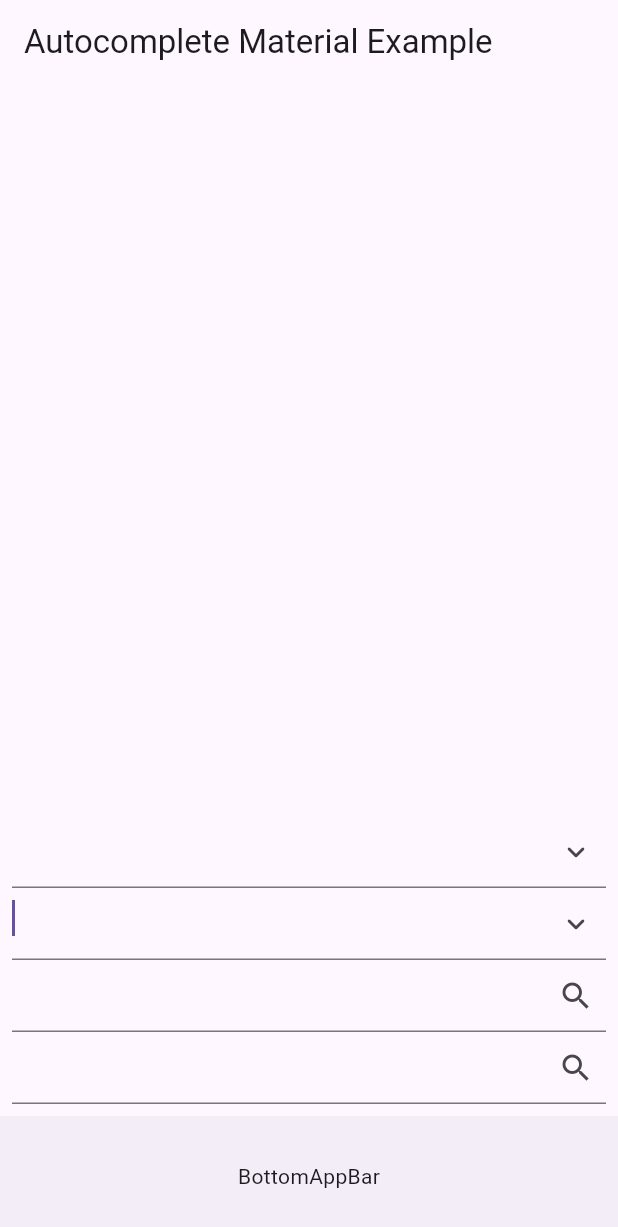
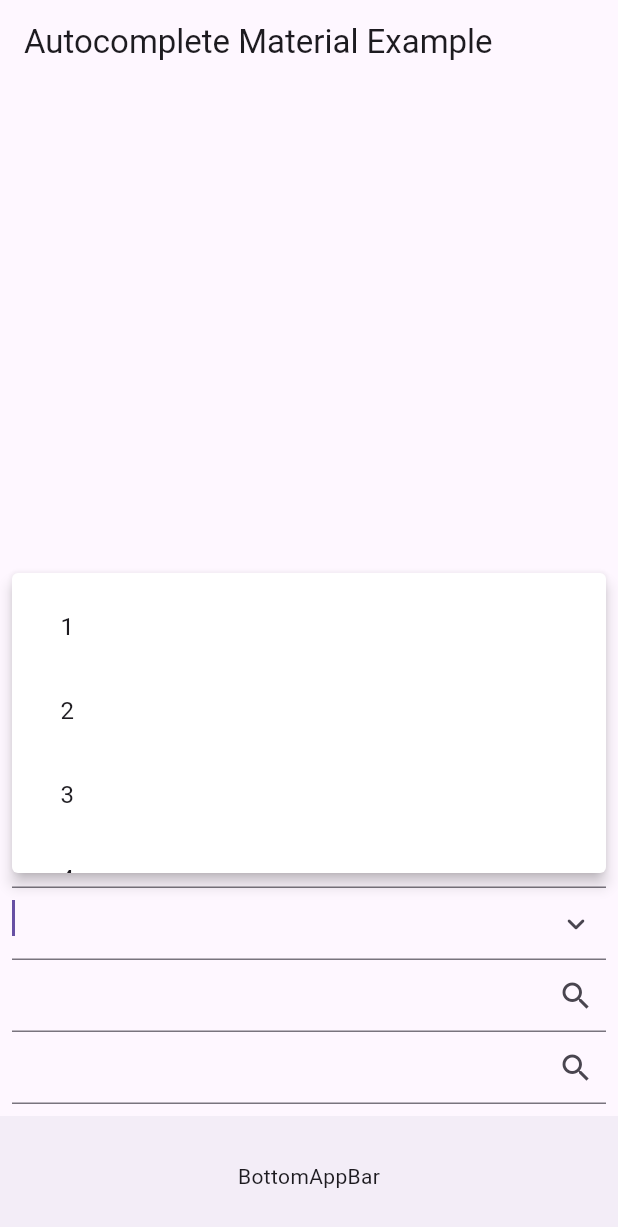
Before and after one commit to urielexis64/autocomplete_material, a Flutter app: the screen it shows after launch, after a tap on the "keyboard arrow down" icon, on a phone screen of 412 x 824 dp. Shown: the top 1227 px of the screen. Run offline on Flutter 3.47's test engine with Material 3 defaults, Android fonts, the phone set to English and light mode, and no system bars.

Commit message:
refactor(sync): Added top 8pixels and other code refactors.

```diff
--- a/lib/src/overlay/sync/body_overlay.dart
+++ b/lib/src/overlay/sync/body_overlay.dart
@@ -68,6 +68,7 @@ class BodyOverlay extends StatelessWidget {
             elevation: overlayDecoration.elevation,
             borderRadius: overlayDecoration.borderRadius,
             color: overlayDecoration.backgroundColor,
+            child: child,
           ),
         ),
       ),
--- a/lib/src/overlay/sync/sync_list_builder.dart
+++ b/lib/src/overlay/sync/sync_list_builder.dart
@@ -73,15 +73,15 @@ class SyncListBuilder<T> extends StatelessWidget {
           valueListenable: textFieldNotifier!,
           builder: (context, query, child) {
             final filteredItems = filter != null
-                ? finalItems
 
                 /// TODO: Move this into a separate function / Util
-                : finalItems.where((element) {
+                ? finalItems.where((element) {
                     final stringItem =
                         itemToString?.call(element) ?? element.toString();
                     query = (query ?? '').toLowerCase();
                     return stringItem.toLowerCase().contains(query!);
-                  });
+                  })
+                : finalItems;
 
             /// TODO: Move this into a separate function / Util
             final hasCreatable = (creatableOptions?.isCreatable.call(query!) ??
--- a/lib/src/overlay/sync/sync_list_view.dart
+++ b/lib/src/overlay/sync/sync_list_view.dart
@@ -1,6 +1,7 @@
 import 'package:autocomplete_material/autocomplete_material.dart';
-import 'package:autocomplete_material/src/overlay/default_item_tile.dart';
+import 'package:autocomplete_material/src/widgets/default_item_tile.dart';
 import 'package:autocomplete_material/src/overlay/utils/item_selector.dart';
+import 'package:autocomplete_material/src/utils/sizes.dart';
 import 'package:flutter/material.dart';
 
 /// A widget that displays a list of items for selection.
@@ -71,7 +72,7 @@ class SyncListView<T> extends StatelessWidget {
 
     return ListView(
       shrinkWrap: true,
-      padding: EdgeInsets.zero,
+      padding: const EdgeInsets.only(top: Sizes.p8),
       children: [
         if (hasCreatable)
           GestureDetector(
--- a/lib/src/utils/constants.dart
+++ b/lib/src/utils/constants.dart
@@ -1,5 +1,7 @@
+import 'package:autocomplete_material/src/utils/sizes.dart';
+
 abstract class Constants {
   static const internalTextFieldMaxWidth = 150.0;
   static const defaultOverlayMaxHeight = 200.0;
-  static const defaultSelectedItemsSpacing = 8.0;
+  static const defaultSelectedItemsSpacing = Sizes.p8;
 }
--- /dev/null
+++ b/lib/src/utils/sizes.dart
@@ -0,0 +1,4 @@
+abstract class Sizes {
+  static const double p8 = 8.0;
+  static const double p32 = 32.0;
+}
--- a/lib/src/overlay/default_item_tile.dart
+++ b/lib/src/widgets/default_item_tile.dart
@@ -1,3 +1,4 @@
+import 'package:autocomplete_material/src/utils/sizes.dart';
 import 'package:flutter/material.dart';
 
 /// A default item tile widget for displaying items in a list.
@@ -23,9 +24,11 @@ class DefaultItemTile<T> extends StatelessWidget {
       key: ValueKey(item),
       title: Text(title),
       selected: isSelected,
+      /// Make this customizable.
       selectedColor: Theme.of(context).colorScheme.onSurface,
+      /// Make this customizable.
       selectedTileColor: Colors.grey[300],
-      contentPadding: const EdgeInsets.only(right: 8, left: 32),
+      contentPadding: const EdgeInsets.only(right: Sizes.p8, left: Sizes.p32),
       onTap: onTap,
     );
   }
```
Also changed, not shown: lib/src/autocomplete_overlay.dart (+6 -12 lines).
